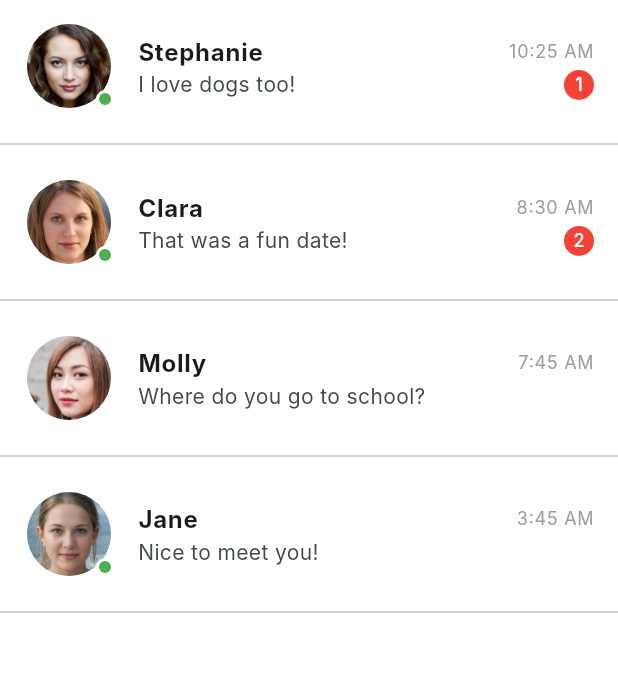
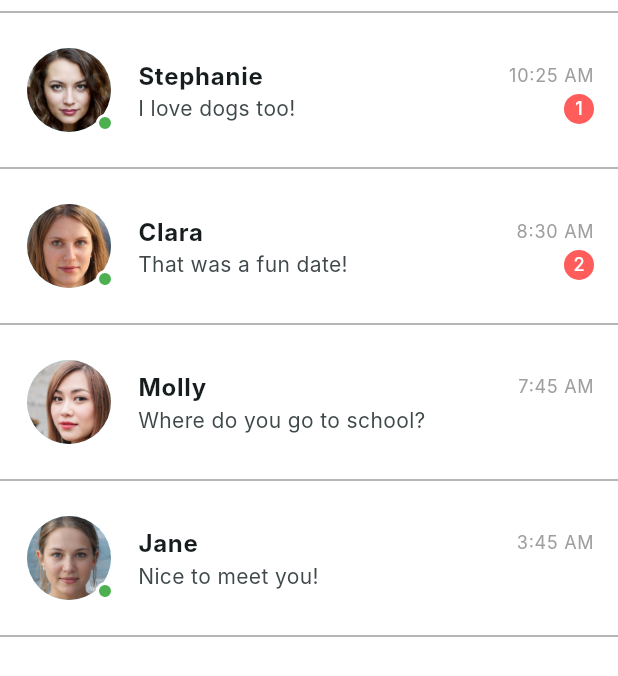
Before and after one commit to eUnity-Development/eUnity-app, a Flutter app: the ChatScreen widget shown alone on an empty page, opened directly, on a phone screen of 412 x 824 dp. Shown: the top 676 px of the screen. Run offline on Flutter 3.47's test engine with Material 3 defaults, Android fonts, the phone set to English and light mode, and no system bars; our stand-ins replace cookie_jar, curved_navigation_bar, dio, dio_cookie_manager, dotted_border, equatable and 7 more; accounts and stored records are empty; network calls fail; Roboto replaces fonts that are missing (Inter); project files that could hold a hidden picture were left out.

Commit message:
minor changes to messages and display of them

```diff
--- a/frontend/lib/views/Messages.dart
+++ b/frontend/lib/views/Messages.dart
@@ -49,20 +49,23 @@ class CustomAppBar extends StatelessWidget implements PreferredSizeWidget {
               ),
             ],
           ),
-          const Padding(
+          const Center(
+            child: Padding(
               padding: EdgeInsets.symmetric(horizontal: 16.0),
               child: Text(
                 'New matches',
                 style: TextStyle(
-                color: Colors.red,
+                  color: Color.fromRGBO(255, 92, 92, 1.0),
                   fontSize: 16,
                   fontWeight: FontWeight.bold,
+
+                )
               ),
             ),
           ),
           const SizedBox(height: 10),
           SizedBox(
-            height: 150, // Adjusted height to fit the avatars
+            height: 125, // Adjusted height to fit the avatars
             child: ListView.builder(
               scrollDirection: Axis.horizontal,
               itemCount: matches.length,
@@ -81,7 +84,7 @@ class CustomAppBar extends StatelessWidget implements PreferredSizeWidget {
 
   @override
   Size get preferredSize =>
-      Size.fromHeight(200); // Adjusted height to fit the content
+      const Size.fromHeight(180); // Adjusted height to fit the content
 }
 
 class ChatScreen extends StatelessWidget {
@@ -127,8 +130,20 @@ class ChatScreen extends StatelessWidget {
       itemBuilder: (context, index) {
         return Column(
           children: [
+            if (index == 0)
+              const Divider(
+                color: Colors.grey,
+                thickness: 1,
+                indent: 0,
+                endIndent: 0,
+              ),
             ChatTile(chat: chats[index]),
-            const Divider(),
+            const Divider(
+              color: Colors.grey,
+              thickness: 1,
+              indent: 0,
+              endIndent: 0,
+            ),
           ],
         );
       },
--- a/frontend/lib/widgets/Tiles/chat_tile.dart
+++ b/frontend/lib/widgets/Tiles/chat_tile.dart
@@ -66,7 +66,7 @@ class ChatTile extends StatelessWidget {
           if (chat.unreadMessages > 0)
             CircleAvatar(
               radius: 10,
-              backgroundColor: Colors.red,
+              backgroundColor: const Color.fromRGBO(255, 92, 92, 1.0),
               child: Text(
                 chat.unreadMessages.toString(),
                 style: const TextStyle(color: Colors.white, fontSize: 12),
```
Lines whose indentation alone changed are shown as unchanged.
